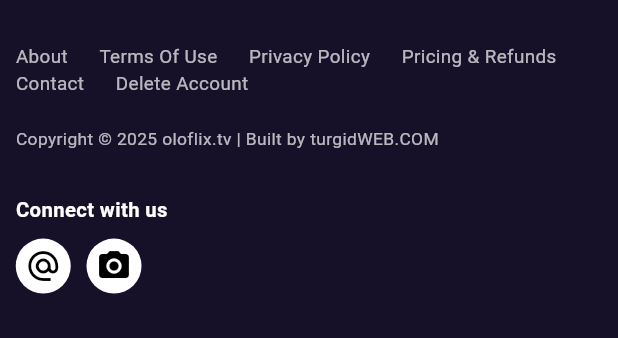
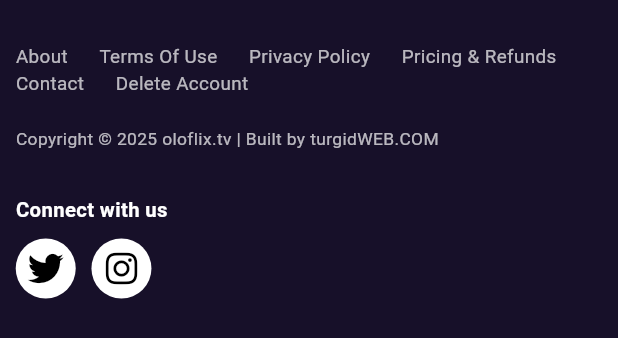
Before and after one commit to nizam-app/oloflix, a Flutter app: the FooterSection widget shown alone on an empty page, opened directly, on a phone screen of 412 x 824 dp. Shown: the top 338 px of the screen. Run offline on Flutter 3.47's test engine with Material 3 defaults, Android fonts, the phone set to English and light mode, and no system bars; our stand-ins replace carousel_slider, flutter_riverpod, flutter_screenutil, font_awesome_flutter, get, go_router.

Commit message:
Add footer navigation screens and update routes
Added new screens for About, Contact, Delete Account, Privacy Policy, Terms of Use, and Pricing & Refunds. Updated footer widget to link to these screens and refactored route imports and definitions. Renamed dashboard, watchlist, and subscription plan screens to new locations. Added font_awesome_flutter dependency for social icons in the footer.

```diff
--- a/lib/features/home/screens/home_screen.dart
+++ b/lib/features/home/screens/home_screen.dart
@@ -11,9 +11,9 @@ import 'package:market_jango/core/constants/image_control/image_path.dart';
 import 'package:market_jango/core/theme/logic/theme_changer.dart';
 import 'package:market_jango/features/comedy/screen/shows_comedy_screen.dart';
 import 'package:market_jango/features/home/logic/movie_selaider_manage.dart';
-import 'package:market_jango/features/home/screens/dashboard_screen.dart';
-import 'package:market_jango/features/home/screens/my_watchlist_screen.dart';
-import 'package:market_jango/features/home/screens/subscription_plan_screen.dart';
+import 'package:market_jango/features/deshboard/screen/dashboard_screen.dart';
+import 'package:market_jango/features/watchlist/screen/my_watchlist_screen.dart';
+import 'package:market_jango/features/subscription/screen/subscription_plan_screen.dart';
 import 'package:market_jango/features/home/widgets/aboute_fooder.dart';
 import 'package:market_jango/features/live/screen/live_screen.dart';
 import 'package:market_jango/features/movies/screen/movies_screen.dart';
--- a/lib/features/home/widgets/aboute_fooder.dart
+++ b/lib/features/home/widgets/aboute_fooder.dart
@@ -1,6 +1,14 @@
 import 'package:flutter/material.dart';
 import 'package:flutter_screenutil/flutter_screenutil.dart';
+import 'package:font_awesome_flutter/font_awesome_flutter.dart';
+import 'package:go_router/go_router.dart';
 import 'package:market_jango/core/constants/color_control/all_color.dart';
+import 'package:market_jango/core/constants/color_control/theme_color_controller.dart';
+import 'package:market_jango/features/about/screen/about_screen.dart';
+import 'package:market_jango/features/contact/screen/contact_screen.dart';
+import 'package:market_jango/features/delete_account/screen/delete_account_screen.dart';
+import 'package:market_jango/features/privacy_policy/screen/privacy_screen.dart';
+import 'package:market_jango/features/terms_of/screen/terms_of_use_screen.dart';
 
 class FooterSection extends StatelessWidget {
   @override
@@ -14,51 +22,44 @@ class FooterSection extends StatelessWidget {
         children: [
           Wrap(
             spacing: 20.w,
-            children: const [
-              FooterLink("About"),
-              FooterLink("Terms Of Use"),
-              FooterLink("Privacy Policy"),
-              FooterLink("Pricing & Refunds"),
-              FooterLink("Contact"),
-              FooterLink("Delete Account"),
+            children:  [
+              FooterLink(text: 'About', onTap: () {context.push(AboutScreen.routeName);},),
+              FooterLink( text: "Terms Of Use", onTap: () {context.push(TermsOfUseScreen.routeName);  },),
+              FooterLink( text: "Privacy Policy", onTap: () {context.push(PrivacyScreen.routeName);  },),
+              FooterLink( text: "Pricing & Refunds", onTap: () { context.push(PrivacyScreen.routeName); },),
+              FooterLink( text: "Contact", onTap: () {context.push(ContactScreen.routeName);  },),
+              FooterLink( text: "Delete Account", onTap: () { context.push(DeleteAccountScreen.routeName); },),
             ],
           ),
           SizedBox(height: 20.h),
           Text(
             "Copyright © 2025 oloflix.tv | Built by turgidWEB.COM",
-            style: TextStyle(color: Colors.white70, fontSize: 12.sp),
+            style: TextStyle(color: AllColor.white70, fontSize: 12.sp),
           ),
           SizedBox(height: 30.h),
           Text(
             "Connect with us",
-            style: TextStyle(color: Colors.white, fontSize: 14.sp, fontWeight: FontWeight.bold),
+            style: TextStyle(color: ThemeColorController.white, fontSize: 14.sp, fontWeight: FontWeight.bold),
           ),
           SizedBox(height: 10.h),
           Row(
             children: [
-              Container(
-                width: 35.w,
-                height: 35.w,
-                decoration: BoxDecoration(
-                  shape: BoxShape.circle,
-                  color: Colors.white,
-                ),
-                child: const Icon(Icons.alternate_email, color: Colors.black),
-              ),
+               buildCircleAvatar(onTap: () {  }, icon: FontAwesomeIcons.twitter),
+
               SizedBox(width: 10.w),
-              Container(
-                width: 35.w,
-                height: 35.w,
-                decoration: BoxDecoration(
-                  shape: BoxShape.circle,
-                  color: Colors.white,
-                ),
-                child: const Icon(Icons.camera_alt, color: Colors.black),
-              ),
+             buildCircleAvatar(onTap: (){}, icon: FontAwesomeIcons.instagram)
             ],
           ),
         ],
       ),
+    );
+  }
+  InkWell buildCircleAvatar({required VoidCallback onTap,required IconData icon }) {
+    return InkWell(
+      onTap:onTap ,
+      child: CircleAvatar(
+                 backgroundColor:ThemeColorController.white,
+                   child: FaIcon(icon, color: Colors.black)),
     );
   }
 }
@@ -66,13 +67,17 @@ class FooterSection extends StatelessWidget {
 class FooterLink extends StatelessWidget {
   final String text;
 
-  const FooterLink(this.text);
+  const FooterLink( {required this.text,required this.onTap});
+  final VoidCallback onTap;
 
   @override
   Widget build(BuildContext context) {
-    return Text(
-      text,
-      style: TextStyle(color: AllColor.white70, fontSize: 13.sp, ),
+    return InkWell(
+      onTap: onTap ,
+      child: Text(
+        text,
+        style: TextStyle(color: AllColor.white70, fontSize: 13.sp, ),
+      ),
     );
   }
 }
--- a/lib/routes/app_routes.dart
+++ b/lib/routes/app_routes.dart
@@ -1,14 +1,20 @@
 import 'package:flutter/material.dart';
 import 'package:go_router/go_router.dart';
+import 'package:market_jango/features/about/screen/about_screen.dart';
 import 'package:market_jango/features/comedy/screen/shows_comedy_screen.dart';
 import 'package:market_jango/features/auth/screens/forgod_screen.dart';
 import 'package:market_jango/features/auth/screens/login_screen.dart';
 import 'package:market_jango/features/auth/screens/signup_screen.dart';
 import 'package:market_jango/features/auth/screens/splash_screen.dart';
-import 'package:market_jango/features/home/screens/dashboard_screen.dart';
+import 'package:market_jango/features/contact/screen/contact_screen.dart';
+import 'package:market_jango/features/delete_account/screen/delete_account_screen.dart';
+import 'package:market_jango/features/deshboard/screen/dashboard_screen.dart';
 import 'package:market_jango/features/home/screens/home_screen.dart';
-import 'package:market_jango/features/home/screens/my_watchlist_screen.dart';
-import 'package:market_jango/features/home/screens/subscription_plan_screen.dart';
+import 'package:market_jango/features/pricing_refunds/screen/pricing_refunds_screen.dart';
+import 'package:market_jango/features/privacy_policy/screen/privacy_screen.dart';
+import 'package:market_jango/features/terms_of/screen/terms_of_use_screen.dart';
+import 'package:market_jango/features/watchlist/screen/my_watchlist_screen.dart';
+import 'package:market_jango/features/subscription/screen/subscription_plan_screen.dart';
 import 'package:market_jango/features/home/widgets/bottom_nav_bar/screen/bottom_nav_bar.dart';
 import 'package:market_jango/features/live/screen/live_screen.dart';
 import 'package:market_jango/features/movies/screen/movies_screen.dart';
@@ -130,7 +136,37 @@ GoRoute(
       builder: (context, state) => SettingScreen(),
     ),
 
-
+    // This is Bottom side navigation
+    GoRoute(
+      path: AboutScreen.routeName,
+      name: AboutScreen.routeName,
+      builder: (context, state) => AboutScreen(),
+    ),
+  GoRoute(
+      path: TermsOfUseScreen.routeName,
+      name: TermsOfUseScreen.routeName,
+      builder: (context, state) => TermsOfUseScreen(),
+    ),
+  GoRoute(
+      path: PrivacyScreen.routeName,
+      name: PrivacyScreen.routeName,
+      builder: (context, state) => PrivacyScreen(),
+    ),
+  GoRoute(
+      path: PricingRefundsScreen.routeName,
+      name: PricingRefundsScreen.routeName,
+      builder: (context, state) => PricingRefundsScreen(),
+    ),
+GoRoute(
+      path: ContactScreen.routeName,
+      name: ContactScreen.routeName,
+      builder: (context, state) => ContactScreen(),
+    ),
+    GoRoute(
+      path: DeleteAccountScreen.routeName,
+      name: DeleteAccountScreen.routeName,
+      builder: (context, state) => DeleteAccountScreen(),
+    ),
 
   ],
 );
--- a/pubspec.yaml
+++ b/pubspec.yaml
@@ -42,6 +42,7 @@ dependencies:
   go_router: ^16.1.0
   carousel_slider: ^5.1.1
   flutter_riverpod: ^2.6.1
+  font_awesome_flutter: ^10.9.0
 
 dev_dependencies:
   flutter_test:
```
Also changed, not shown: lib/features/about/screen/about_screen.dart (added, +15 -0 lines), lib/features/contact/screen/contact_screen.dart (added, +15 -0 lines), lib/features/delete_account/screen/delete_account_screen.dart (added, +15 -0 lines), lib/features/pricing_refunds/screen/pricing_refunds_screen.dart (added, +15 -0 lines), lib/features/privacy_policy/screen/privacy_screen.dart (added, +15 -0 lines), lib/features/terms_of/screen/terms_of_use_screen.dart (added, +15 -0 lines), lib/features/deshboard/screen/dashboard_screen.dart (renamed from lib/features/home/screens/dashboard_screen.dart), lib/features/subscription/screen/subscription_plan_screen.dart (renamed from lib/features/home/screens/subscription_plan_screen.dart), lib/features/watchlist/screen/my_watchlist_screen.dart (renamed from lib/features/home/screens/my_watchlist_screen.dart), pubspec.lock.
